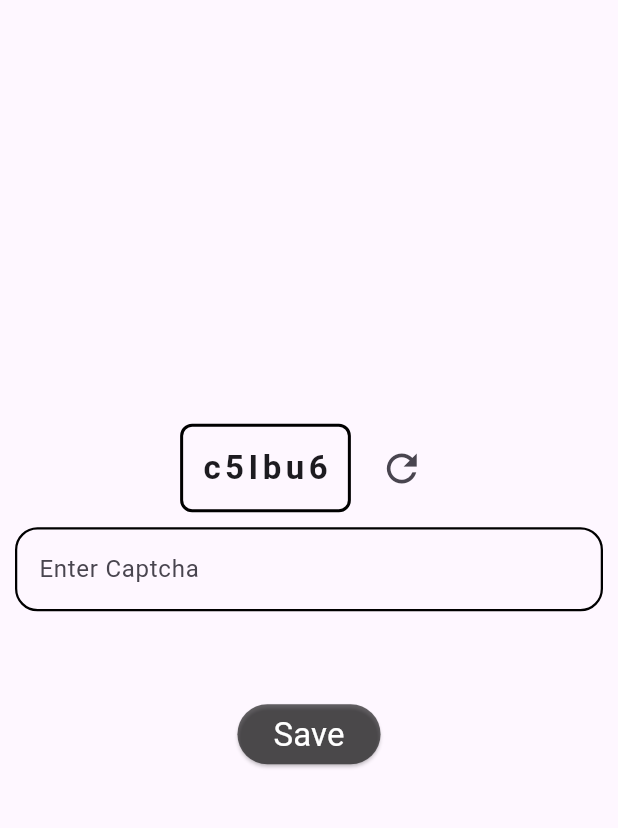
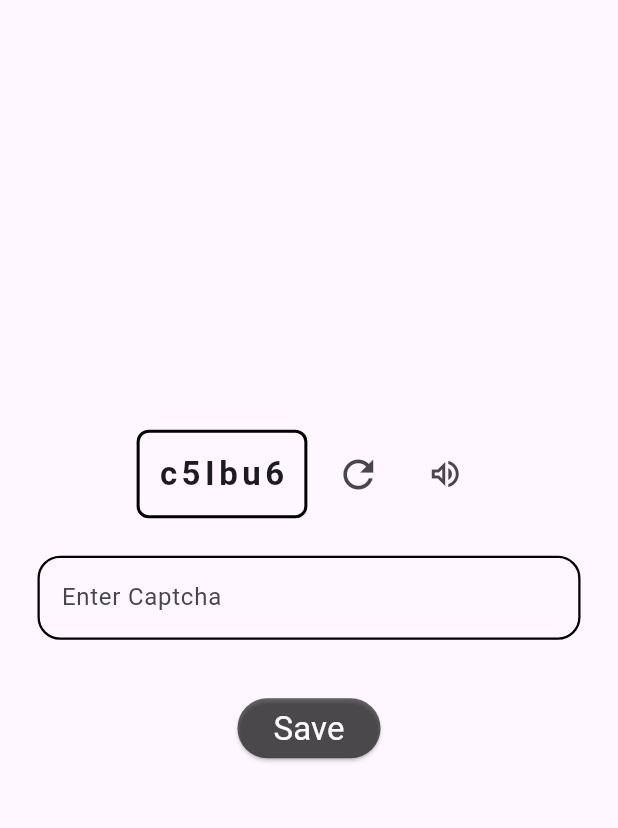
Before and after one commit to Raj2902Patel/re_captcha, a Flutter app: the screen it shows after launch, on a phone screen of 412 x 824 dp, the part 63-891 px from its top. Run offline on Flutter 3.47's test engine with Material 3 defaults, Android fonts, the phone set to English and light mode, and no system bars; our stand-ins replace flutter_tts, lottie.

Commit message:
Work on Speaking Functionality

```diff
--- a/lib/pages/re_captcha.dart
+++ b/lib/pages/re_captcha.dart
@@ -1,5 +1,8 @@
 import 'package:flutter/material.dart';
 import 'dart:math';
+
+import 'package:flutter_tts/flutter_tts.dart';
+import 'package:lottie/lottie.dart';
 
 class ReCaptchaPage extends StatefulWidget {
   const ReCaptchaPage({super.key});
@@ -9,6 +12,41 @@ class ReCaptchaPage extends StatefulWidget {
 }
 
 class _ReCaptchaPageState extends State<ReCaptchaPage> {
+  final FlutterTts flutterTts = FlutterTts();
+  final GlobalKey<FormState> _formKey = GlobalKey<FormState>();
+  bool isSpeaking = false; // Track speaking status
+
+  speak(String text) async {
+    setState(() {
+      isSpeaking = true; // Set speaking status to true
+    });
+
+    await flutterTts.setLanguage("en-US");
+
+    for (int i = 0; i < text.length; i++) {
+      String character = text[i];
+
+      // Check if the character is uppercase
+      if (character == character.toUpperCase() && character != ' ') {
+        await flutterTts.setPitch(1.5); // Set a higher pitch for uppercase
+        await flutterTts.setSpeechRate(
+            0.7); // Set a slightly faster speech rate for uppercase
+      } else {
+        await flutterTts.setPitch(1.0); // Normal pitch for lowercase
+        await flutterTts.setSpeechRate(0.5); // Normal speech rate for lowercase
+      }
+
+      await flutterTts.speak(character);
+      await Future.delayed(
+          const Duration(seconds: 1)); // Slight delay between characters
+    }
+
+    // After speaking is done, set speaking status to false
+    setState(() {
+      isSpeaking = false;
+    });
+  }
+
   String randomString = "";
   String verificationText = "";
   bool isVerified = false;
@@ -18,7 +56,6 @@ class _ReCaptchaPageState extends State<ReCaptchaPage> {
 
   @override
   void initState() {
-    // TODO: implement initState
     super.initState();
     buildCaptcha();
   }
@@ -42,6 +79,8 @@ class _ReCaptchaPageState extends State<ReCaptchaPage> {
         ),
       ),
       body: Center(
+        child: Form(
+          key: _formKey,
           child: Column(
             mainAxisAlignment: MainAxisAlignment.center,
             children: [
@@ -63,32 +102,42 @@ class _ReCaptchaPageState extends State<ReCaptchaPage> {
                       ),
                     ),
                   ),
-                const SizedBox(
-                  width: 10,
-                ),
+                  const SizedBox(width: 10),
                   IconButton(
-                  onPressed: () {
-                    setState(() {
+                    onPressed: isSpeaking
+                        ? null
+                        : () => setState(() {
                               buildCaptcha();
-                    });
-                  },
-                  icon: const Icon(
+                            }),
+                    icon: isSpeaking
+                        ? Icon(Icons.block)
+                        : const Icon(
                             Icons.refresh_outlined,
                             size: 30.0,
                           ),
-                )
+                  ),
+                  const SizedBox(width: 10),
+                  IconButton(
+                    onPressed: isSpeaking
+                        ? null
+                        : () => speak(randomString), // Disable if speaking
+                    icon: isSpeaking
+                        ? const Icon(Icons.volume_off_outlined)
+                        : const Icon(Icons.volume_up_outlined),
+                  ),
                 ],
               ),
               Container(
-              decoration: const BoxDecoration(),
-              margin: const EdgeInsets.all(10.0),
+                margin: const EdgeInsets.all(25.0),
                 child: TextFormField(
                   onChanged: (value) {
                     setState(() {
                       isVerified = false;
                     });
+                    _formKey.currentState?.validate(); // Dynamically validate
                   },
                   decoration: InputDecoration(
+                    errorStyle: const TextStyle(fontSize: 15.0),
                     border: OutlineInputBorder(
                       borderRadius: BorderRadius.circular(15.0),
                     ),
@@ -109,59 +158,78 @@ class _ReCaptchaPageState extends State<ReCaptchaPage> {
                     hintText: "Enter Captcha",
                   ),
                   controller: captchaController,
+                  validator: (value) {
+                    if (value == null || value.isEmpty) {
+                      return 'Captcha is required';
+                    } else if (value != randomString) {
+                      return 'Incorrect Captcha';
+                    }
+                    return null; // No error if captcha is correct
+                  },
                 ),
               ),
-            const SizedBox(
-              height: 10.0,
-            ),
-            Row(
-              mainAxisAlignment: MainAxisAlignment.center,
-              children: [
-                Visibility(
-                  visible: showVerificationIcon,
-                  child: const Icon(Icons.verified),
-                ),
-                const SizedBox(
-                  width: 5,
-                ),
-                isVerified
-                    ? Text(
-                        verificationText,
-                        style: const TextStyle(
-                          color: Colors.black,
-                          fontSize: 16.0,
-                          fontWeight: FontWeight.w500,
-                        ),
-                      )
-                    : Text(
-                        verificationText,
-                        style: const TextStyle(
-                          color: Colors.red,
-                          fontSize: 16.0,
-                          fontWeight: FontWeight.w500,
-                        ),
-                      )
-              ],
-            ),
-            const SizedBox(
-              height: 15.0,
-            ),
+              const SizedBox(height: 10.0),
               ElevatedButton(
                 style: ElevatedButton.styleFrom(
                   backgroundColor: Colors.black.withOpacity(0.6),
                 ),
                 onPressed: () {
-                isVerified = captchaController.text == randomString;
-
-                if (isVerified) {
+                  if (_formKey.currentState!.validate()) {
+                    // If form is valid, verify captcha
+                    setState(() {
                       verificationText = "Verified!";
                       showVerificationIcon = true;
+                      captchaController.clear();
+                    });
+
+                    showDialog(
+                      context: context,
+                      builder: (BuildContext context) => AlertDialog(
+                        title: LottieBuilder.asset(
+                          'assets/verified.json',
+                          height: 120,
+                        ),
+                        content: Container(
+                          child: const Text(
+                            textAlign: TextAlign.center,
+                            "reCaptcha Verified!",
+                            style: TextStyle(
+                              color: Colors.black,
+                              fontWeight: FontWeight.w500,
+                              fontSize: 20.0,
+                            ),
+                          ),
+                        ),
+                        actions: [
+                          ElevatedButton(
+                            style: ElevatedButton.styleFrom(
+                              backgroundColor: Colors.black.withOpacity(0.5),
+                            ),
+                            onPressed: () {
+                              setState(() {
+                                buildCaptcha();
+                                captchaController.clear();
+                                verificationText = "";
+                                isVerified = false;
+                              });
+                              Navigator.pop(context);
+                            },
+                            child: const Text(
+                              "OK",
+                              style: TextStyle(
+                                color: Colors.white,
+                              ),
+                            ),
+                          ),
+                        ],
+                      ),
+                    );
                   } else {
+                    setState(() {
                       verificationText = "Please Enter Correct Characters!";
                       showVerificationIcon = false;
+                    });
                   }
-
-                setState(() {});
                 },
                 child: const Text(
                   "Save",
@@ -175,6 +243,7 @@ class _ReCaptchaPageState extends State<ReCaptchaPage> {
             ],
           ),
         ),
+      ),
     );
   }
 }
--- a/pubspec.yaml
+++ b/pubspec.yaml
@@ -35,6 +35,8 @@ dependencies:
   # The following adds the Cupertino Icons font to your application.
   # Use with the CupertinoIcons class for iOS style icons.
   cupertino_icons: ^1.0.8
+  flutter_tts: ^4.0.2
+  lottie: ^3.1.3
 
 dev_dependencies:
   flutter_test:
@@ -59,6 +61,8 @@ flutter:
   uses-material-design: true
 
   # To add assets to your application, add an assets section, like this:
+  assets:
+    - assets/
   # assets:
   #   - images/a_dot_burr.jpeg
   #   - images/a_dot_ham.jpeg
```
Also changed, not shown: assets/verified.json (added, +1 -0 lines), pubspec.lock. Lines whose indentation alone changed are shown as unchanged.
